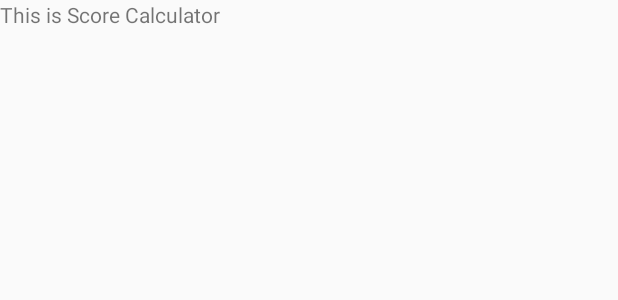
After one commit to rijumanandhar/ActiveDash, an Android app: the layout fragment_score_calculater.xml on its own in the app's theme, with its tools: preview values and no code run, on a phone screen of 412 x 824 dp. The commit adds this screen. Shown: the top 300 px of the screen. Run offline under Robolectric (Android 15) with nearby library versions, the phone set to English and light mode, and no system bars.

Commit message:
Score Calculator

```diff
--- a/app/src/main/res/layout/fragment_run.xml
+++ b/app/src/main/res/layout/fragment_run.xml
@@ -6,9 +6,15 @@
     android:layout_height="match_parent"
     tools:context=".run.RunFragment">
 
+    <TextView
+        android:layout_width="match_parent"
+        android:layout_height="match_parent"
+        android:text="This is Run" />
+
     <ImageButton
         android:layout_width="wrap_content"
         android:layout_height="wrap_content"
+        android:id="@+id/runBtn"
         app:layout_constraintBottom_toBottomOf="parent"
         app:layout_constraintEnd_toEndOf="parent"
         app:layout_constraintStart_toStartOf="parent"
--- /dev/null
+++ b/app/src/main/res/layout/fragment_score_calculater.xml
@@ -0,0 +1,14 @@
+<?xml version="1.0" encoding="utf-8"?>
+<FrameLayout xmlns:android="http://schemas.android.com/apk/res/android"
+    xmlns:tools="http://schemas.android.com/tools"
+    android:layout_width="match_parent"
+    android:layout_height="match_parent"
+    tools:context=".run.ScoreCalculaterFragment">
+
+    <!-- TODO: Update blank fragment layout -->
+    <TextView
+        android:layout_width="match_parent"
+        android:layout_height="match_parent"
+        android:text="This is Score Calculator" />
+
+</FrameLayout>
```
Also changed, not shown: app/src/main/java/com/example/activedash/run/RunFragment.java (+18 -0 lines), app/src/main/java/com/example/activedash/run/ScoreCalculaterFragment.java (added, +29 -0 lines).
